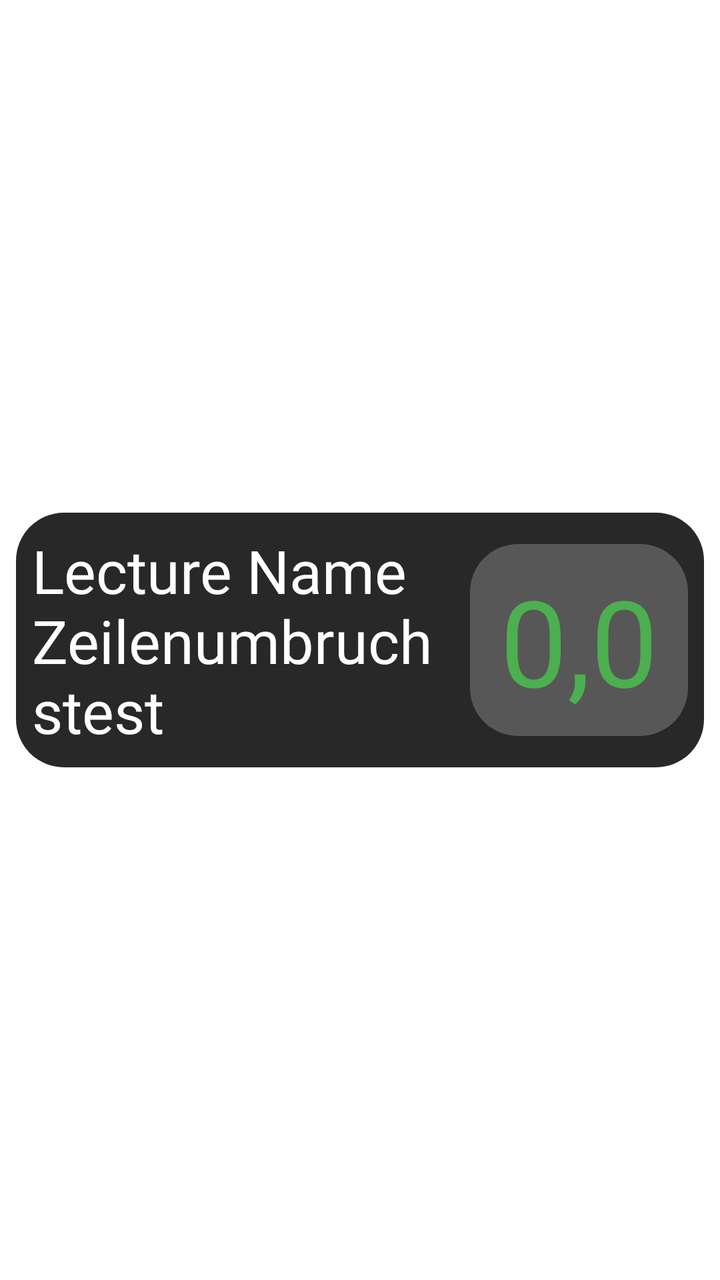
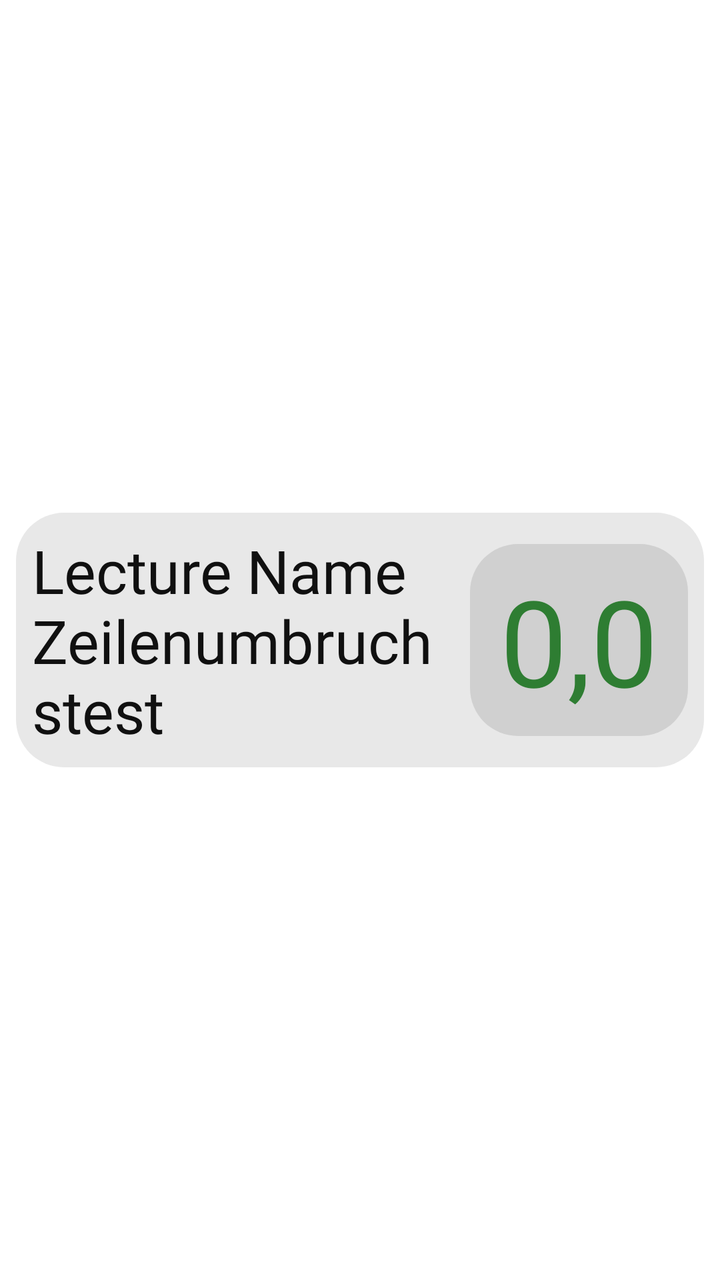

The first picture is an Android layout as it rendered before a commit; the second is the same layout after the commit. The layout source and the unified diff follow.
<!-- AndroidManifest.xml: application theme Theme.MyApplication_Java -->
<!-- res/layout/item_lecture_semester_with_rating.xml -->
<?xml version="1.0" encoding="utf-8"?>
<androidx.constraintlayout.widget.ConstraintLayout xmlns:android="http://schemas.android.com/apk/res/android"
    android:layout_width="match_parent"
    android:layout_height="wrap_content"
    xmlns:app="http://schemas.android.com/apk/res-auto">

    <TextView
        android:id="@+id/header_background"
        android:layout_width="0dp"
        android:layout_height="0dp"
        android:layout_marginStart="8dp"
        android:layout_marginTop="-16dp"
        android:layout_marginEnd="8dp"
        android:layout_marginBottom="-16dp"
        android:background="@drawable/rounded_box"
        android:paddingTop="8dp"
        android:paddingBottom="8dp"
        app:layout_constraintBottom_toBottomOf="@+id/averageRatingBackground"
        app:layout_constraintEnd_toEndOf="parent"
        app:layout_constraintStart_toStartOf="parent"
        app:layout_constraintTop_toTopOf="@+id/averageRatingBackground" />

    <TextView
        android:id="@+id/averageRatingBackground"
        android:layout_width="wrap_content"
        android:layout_height="wrap_content"
        android:layout_marginEnd="8dp"
        android:background="@drawable/rounded_box_light"
        android:fontFamily="@font/inter_bold"
        android:text=" 0,0 "
        android:textColor="#4CAF50"
        android:textSize="60sp"
        app:layout_constraintBottom_toBottomOf="parent"
        app:layout_constraintEnd_toEndOf="@+id/header_background"
        app:layout_constraintTop_toTopOf="parent"
        android:paddingBottom="8dp"
        android:paddingTop="8dp"/>

    <TextView
        android:id="@+id/lecture_name_for_profile"
        android:layout_width="0dp"
        android:layout_height="wrap_content"
        android:layout_marginStart="8dp"
        android:layout_marginEnd="8dp"
        android:fontFamily="@font/inter_bold"
        android:text="Lecture Name Zeilenumbruchstest"
        android:textColor="#FFFFFF"
        android:textSize="30sp"
        app:layout_constraintBottom_toBottomOf="@+id/averageRatingBackground"
        app:layout_constraintEnd_toStartOf="@+id/averageRatingBackground"
        app:layout_constraintStart_toStartOf="@+id/header_background"
        app:layout_constraintTop_toTopOf="@+id/averageRatingBackground" />
</androidx.constraintlayout.widget.ConstraintLayout>
<!-- resources referenced by this layout -->
<resources>
  <!-- drawable rounded_box (drawable) -->
  <shape xmlns:android="http://schemas.android.com/apk/res/android">
  
      <solid android:color="#282828"/>
  
      <corners android:radius="24dp"/>
  
  </shape>
  <!-- drawable rounded_box_light (drawable) -->
  <?xml version="1.0" encoding="utf-8"?>
  <shape xmlns:android="http://schemas.android.com/apk/res/android">
  
      <solid android:color="#575757"/>
  
      <corners android:radius="24dp"/>
  
  </shape>
  <style name="Theme.MyApplication_Java" parent="Theme.MaterialComponents.DayNight.NoActionBar">
          
          <item name="colorPrimary">@color/purple_500</item>
          <item name="colorPrimaryVariant">@color/purple_700</item>
          <item name="colorOnPrimary">@color/white</item>
          
          <item name="colorSecondary">@color/teal_200</item>
          <item name="colorSecondaryVariant">@color/teal_700</item>
          <item name="colorOnSecondary">@color/black</item>
          
          <item name="android:statusBarColor">?attr/colorPrimaryVariant</item>
          
      </style>
  <color name="purple_500">#FF6200EE</color>
  <color name="purple_700">#FF3700B3</color>
  <color name="white">#FFFFFFFF</color>
  <color name="teal_200">#FF03DAC5</color>
  <color name="teal_700">#FF018786</color>
  <color name="black">#FF000000</color>
</resources>

<!-- the commit's change to res/layout/item_lecture_semester_with_rating.xml (unified diff, before → after) -->
@@ -28,7 +28,7 @@
         android:background="@drawable/rounded_box_light"
         android:fontFamily="@font/inter_bold"
         android:text=" 0,0 "
-        android:textColor="#4CAF50"
+        android:textColor="@color/accent_positive"
         android:textSize="60sp"
         app:layout_constraintBottom_toBottomOf="parent"
         app:layout_constraintEnd_toEndOf="@+id/header_background"
@@ -44,7 +44,7 @@
         android:layout_marginEnd="8dp"
         android:fontFamily="@font/inter_bold"
         android:text="Lecture Name Zeilenumbruchstest"
-        android:textColor="#FFFFFF"
+        android:textColor="@color/text_primary"
         android:textSize="30sp"
         app:layout_constraintBottom_toBottomOf="@+id/averageRatingBackground"
         app:layout_constraintEnd_toStartOf="@+id/averageRatingBackground"
<!-- resource entries referenced after the edit -->
@@ -1,9 +1,11 @@
 <!-- resources referenced by this layout -->
 <resources>
+  <color name="accent_positive">#FF2E7D32</color>
+  <color name="text_primary">#FF101010</color>
   <!-- drawable rounded_box (drawable) -->
   <shape xmlns:android="http://schemas.android.com/apk/res/android">
   
-      <solid android:color="#282828"/>
+      <solid android:color="@color/surface_container"/>
   
       <corners android:radius="24dp"/>
   
@@ -12,29 +14,41 @@
   <?xml version="1.0" encoding="utf-8"?>
   <shape xmlns:android="http://schemas.android.com/apk/res/android">
   
-      <solid android:color="#575757"/>
+      <solid android:color="@color/surface_container_high"/>
   
       <corners android:radius="24dp"/>
   
   </shape>
   <style name="Theme.MyApplication_Java" parent="Theme.MaterialComponents.DayNight.NoActionBar">
           
-          <item name="colorPrimary">@color/purple_500</item>
-          <item name="colorPrimaryVariant">@color/purple_700</item>
-          <item name="colorOnPrimary">@color/white</item>
+          <item name="colorPrimary">@color/text_primary</item>
+          <item name="colorPrimaryVariant">@color/text_primary</item>
+          <item name="colorOnPrimary">@color/text_on_inverse</item>
+          <item name="colorSecondary">@color/text_primary</item>
+          <item name="colorSecondaryVariant">@color/text_primary</item>
+          <item name="colorOnSecondary">@color/text_on_inverse</item>
+  
           
-          <item name="colorSecondary">@color/teal_200</item>
-          <item name="colorSecondaryVariant">@color/teal_700</item>
-          <item name="colorOnSecondary">@color/black</item>
+          <item name="android:windowBackground">@color/surface</item>
+          <item name="colorSurface">@color/surface_container</item>
+          <item name="colorOnSurface">@color/text_primary</item>
+          <item name="colorError">@color/danger</item>
+          <item name="colorOnError">@color/text_on_inverse</item>
+  
+          <item name="android:textColorPrimary">@color/text_primary</item>
+          <item name="android:textColorSecondary">@color/text_muted</item>
+          <item name="android:textColorHint">@color/text_hint</item>
+  
           
-          <item name="android:statusBarColor">?attr/colorPrimaryVariant</item>
-          
+          <item name="android:statusBarColor">@android:color/transparent</item>
+          <item name="android:navigationBarColor">@android:color/transparent</item>
       </style>
-  <color name="purple_500">#FF6200EE</color>
-  <color name="purple_700">#FF3700B3</color>
-  <color name="white">#FFFFFFFF</color>
-  <color name="teal_200">#FF03DAC5</color>
-  <color name="teal_700">#FF018786</color>
-  <color name="black">#FF000000</color>
+  <color name="surface_container">#FFE8E8E8</color>
+  <color name="surface_container_high">#FFD0D0D0</color>
+  <color name="text_on_inverse">#FFFFFFFF</color>
+  <color name="surface">#FFFFFFFF</color>
+  <color name="danger">#FFB3261E</color>
+  <color name="text_muted">#FF5F5D5D</color>
+  <color name="text_hint">#FF8A8A8A</color>
 </resources>
 
